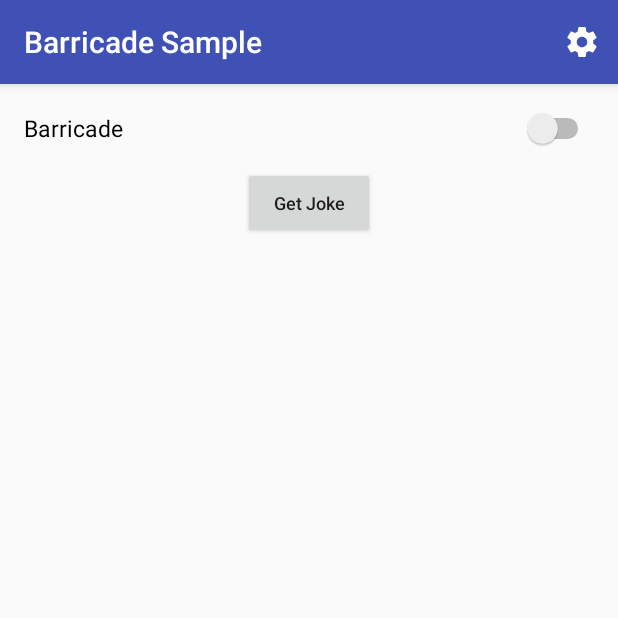
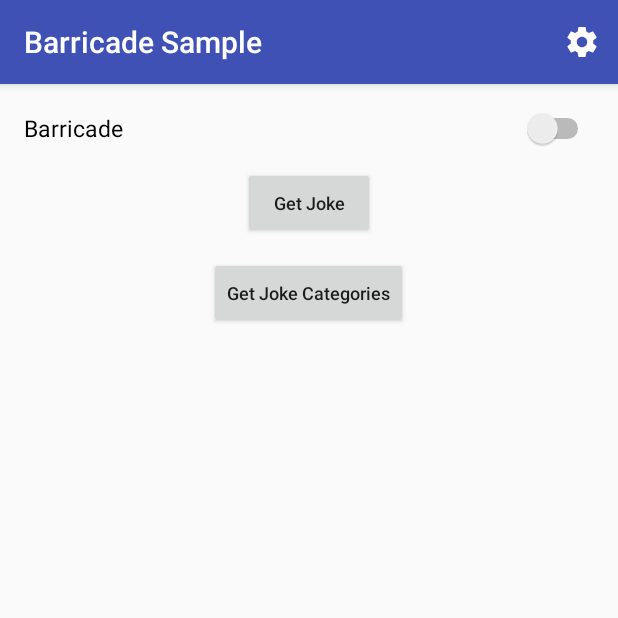
Before and after one commit to mutualmobile/Barricade, an Android app: the screen it shows after launch (MainActivity), on a phone screen of 412 x 824 dp, the top half of it. Run offline under Robolectric (Android 15) with nearby library versions, the phone set to English and light mode, and no system bars; 3 statements that could not run were skipped.

Commit message:
Added an API which doesn't use Barricade

```diff
--- a/app/src/main/java/com/mutualmobile/barricade/sample/api/ChuckNorrisApiService.java
+++ b/app/src/main/java/com/mutualmobile/barricade/sample/api/ChuckNorrisApiService.java
@@ -4,6 +4,7 @@ import com.mutualmobile.barricade.annotation.Barricade;
 import com.mutualmobile.barricade.annotation.Response;
 import com.mutualmobile.barricade.sample.api.model.Joke;
 
+import java.util.List;
 import retrofit2.Call;
 import retrofit2.http.GET;
 
@@ -13,4 +14,6 @@ public interface ChuckNorrisApiService {
       @Response(fileName = "success.json",isDefault = true),
       @Response(fileName = "failure.json", statusCode = 401)
   }) Call<Joke> getRandomJoke();
+
+  @GET("/jokes/categories") Call<List<String>> getJokeCategories();
 }
--- a/app/src/main/java/com/mutualmobile/barricade/sample/api/model/Joke.java
+++ b/app/src/main/java/com/mutualmobile/barricade/sample/api/model/Joke.java
@@ -7,7 +7,6 @@ public class Joke {
   public String value;
   @SerializedName("icon_url")
   public String iconUrl;
-  public String category;
   public String url;
 
   @Override public String toString() {
--- a/app/src/main/res/layout/activity_main.xml
+++ b/app/src/main/res/layout/activity_main.xml
@@ -27,6 +27,16 @@
     android:textAllCaps="false"
     android:textSize="12sp" />
 
+  <Button
+      android:id="@+id/get_joke_categories_button"
+      android:layout_width="wrap_content"
+      android:layout_height="wrap_content"
+      android:layout_gravity="center"
+      android:layout_marginTop="12dp"
+      android:text="@string/get_joke_categories"
+      android:textAllCaps="false"
+      android:textSize="12sp" />
+
   <ProgressBar
     android:id="@+id/progress_bar"
     style="?android:attr/progressBarStyleHorizontal"
--- a/app/src/main/res/values/strings.xml
+++ b/app/src/main/res/values/strings.xml
@@ -2,6 +2,7 @@
   <string name="app_name">Barricade Sample</string>
 
   <string name="get_joke">Get Joke</string>
+  <string name="get_joke_categories">Get Joke Categories</string>
   <string name="barricade">Barricade</string>
   <string name="menu_config_label">Configuration</string>
 </resources>
```
Also changed, not shown: app/src/main/java/com/mutualmobile/barricade/sample/MainActivity.java (+29 -0 lines).
